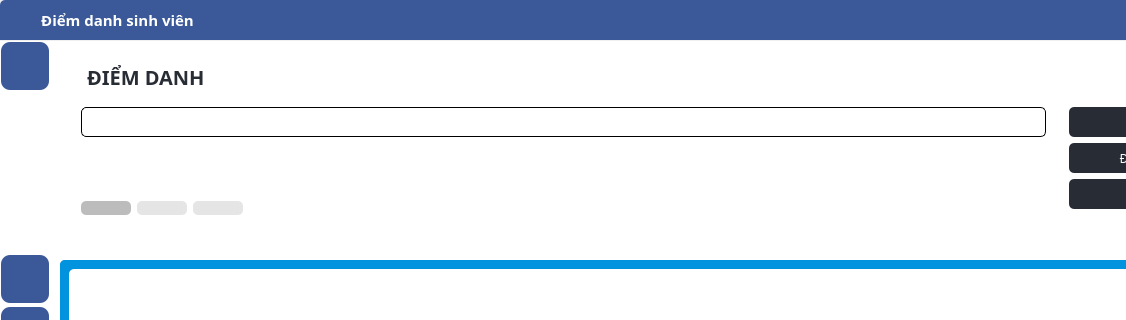
First picture: the form in attendance.ui, repository cdghhhiilnnotu/Face-Attendance-CLIENT, before the edit; both pictures show x 0 to 1126 and y 0 to 320 of the 1250 by 753 pixel window.
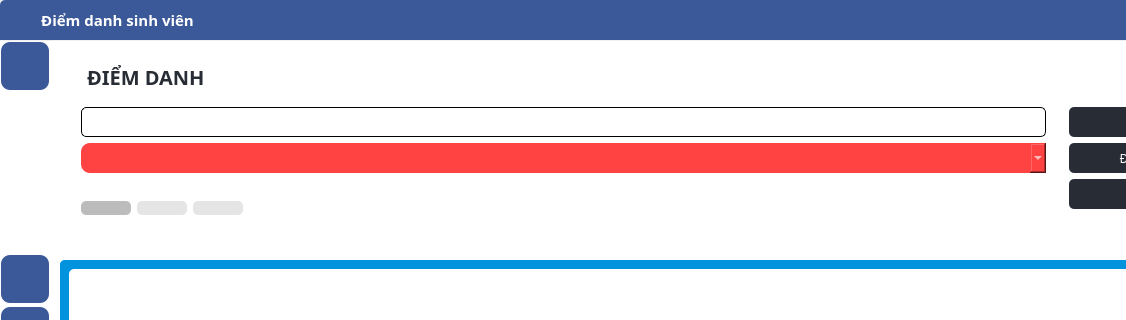
Second picture: the form after the edit. The open tabs and pages were chosen to show the change. Icons and pictures are not drawn.

Commit message: move window

The edit to the form file:
```diff
--- a/attendance.ui
+++ b/attendance.ui
@@ -1227,7 +1227,8 @@
                          </property>
                          <property name="styleSheet">
                           <string notr="true">color: rgb(255, 255, 255);
-padding-right: 20px;</string>
+padding-right: 20px;
+background-color: rgb(255, 66, 66);</string>
                          </property>
                          <property name="currentText">
                           <string/>
```
Left out of the diff: 2 changed lines with no effect on the pictures. The commit also changes 6 other files.
